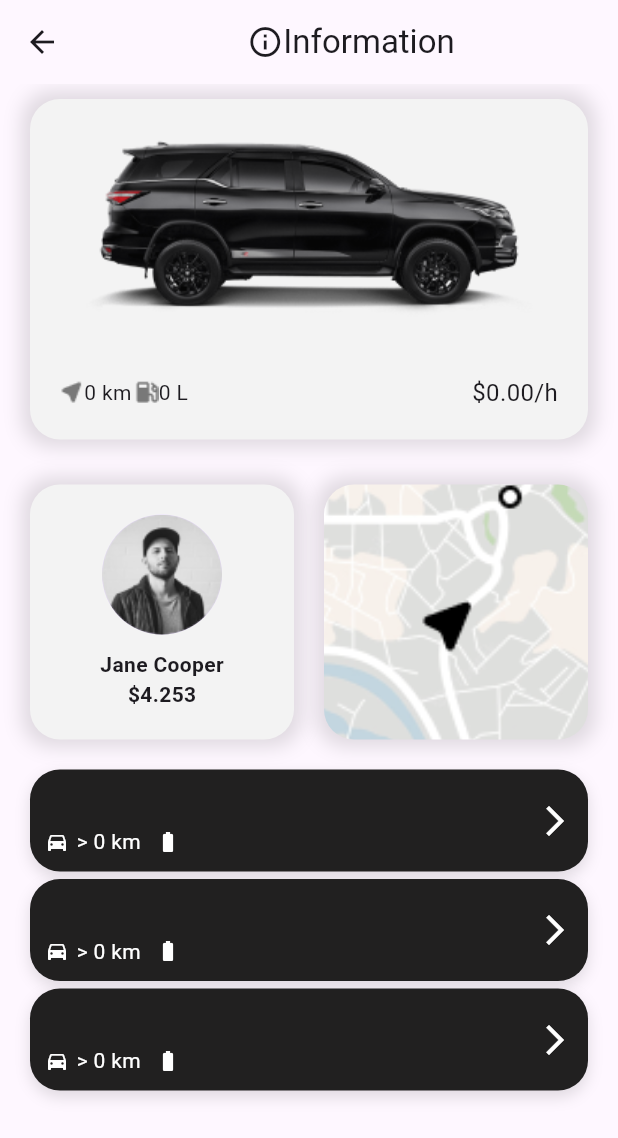
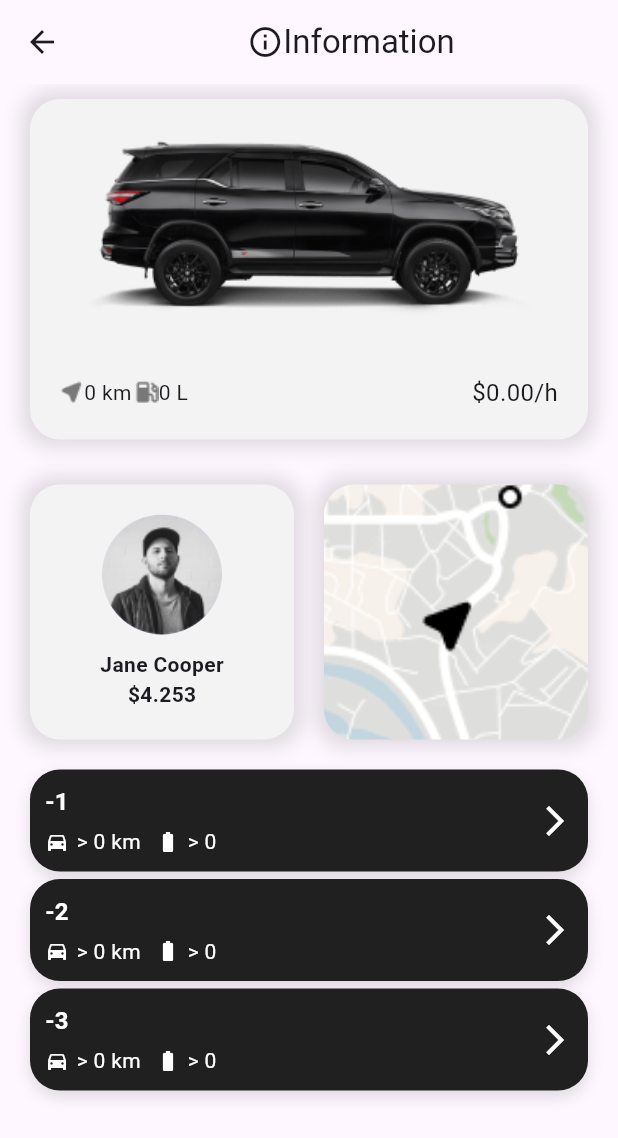
Before and after one commit to Leozin777/Car-Rental-App, a Flutter app: the CarDatailPage screen opened directly with empty values, on a phone screen of 412 x 824 dp. Shown: the top 1138 px of the screen. Run offline on Flutter 3.47's test engine with Material 3 defaults, Android fonts, the phone set to English and light mode, and no system bars; our stand-ins replace bloc, cloud_firestore, firebase_core, flutter_bloc, flutter_map, get_it and 1 more; accounts and stored records are empty.

```diff
--- a/lib/data_models/car.dart
+++ /dev/null
@@ -1,24 +0,0 @@
-class Car {
-  final String model;
-  final num distance;
-  final num fuelCapacity;
-  final num pricePerHour;
-
-  Car({required this.model, required this.distance, required this.fuelCapacity, required this.pricePerHour});
-
-  factory Car.fromJson(Map<String, dynamic> json) {
-    return Car(
-      model: json['model'],
-      distance: json['distance'],
-      fuelCapacity: json['fuelCapacity'],
-      pricePerHour: json['pricePerHour'],
-    );
-  }
-
-  Map<String, dynamic> toJson() => {
-        'model': model,
-        'distance': distance,
-        'fuelCapacity': fuelCapacity,
-        'pricePerHour': pricePerHour,
-      };
-}
--- /dev/null
+++ b/lib/domain/repositories/car_repository.dart
@@ -0,0 +1,5 @@
+import 'package:rentapp/data/models/car.dart';
+
+abstract class CarRepository {
+  Future<List<Car>> fetchCars();
+}
--- /dev/null
+++ b/lib/domain/usecases/get_cars.dart
@@ -0,0 +1,12 @@
+import 'package:rentapp/data/models/car.dart';
+import 'package:rentapp/domain/repositories/car_repository.dart';
+
+class GetCars{
+  final CarRepository _carRepository;
+
+  GetCars(this._carRepository);
+
+  Future<List<Car>> call() async {
+    return await _carRepository.fetchCars();
+  }
+}
--- /dev/null
+++ b/lib/presentation/bloc/car_bloc.dart
@@ -0,0 +1,20 @@
+import 'package:bloc/bloc.dart';
+import 'package:rentapp/domain/usecases/get_cars.dart';
+import 'package:rentapp/presentation/bloc/car_event.dart';
+import 'package:rentapp/presentation/bloc/car_state.dart';
+
+class CarBloc extends Bloc<CarEvent, CarState> {
+  final GetCars getCars;
+
+  CarBloc(this.getCars) : super(CarLoading()) {
+    on<LoadCars>((event, emit) async {
+      emit(CarLoading());
+      try {
+        final cars = await getCars();
+        emit(CarLoaded(cars));
+      } catch (e) {
+        emit(CarError(e.toString()));
+      }
+    });
+  }
+}
--- /dev/null
+++ b/lib/presentation/bloc/car_event.dart
@@ -0,0 +1,3 @@
+abstract class CarEvent {}
+
+class LoadCars extends CarEvent {}
--- /dev/null
+++ b/lib/presentation/bloc/car_state.dart
@@ -0,0 +1,17 @@
+import 'package:rentapp/data/models/car.dart';
+
+abstract class CarState {}
+
+class CarLoading extends CarState {}
+
+class CarLoaded extends CarState {
+  final List<Car> cars;
+
+  CarLoaded(this.cars);
+}
+
+class CarError extends CarState {
+  final String message;
+
+  CarError(this.message);
+}
--- a/lib/presentation/pages/car_details_page.dart
+++ b/lib/presentation/pages/car_details_page.dart
@@ -3,7 +3,7 @@ import 'package:rentapp/presentation/pages/maps_details_page.dart';
 import 'package:rentapp/presentation/widgets/car_card.dart';
 import 'package:rentapp/presentation/widgets/more_card.dart';
 
-import '../../data_models/car.dart';
+import '../../data/models/car.dart';
 
 class CarDatailPage extends StatefulWidget {
   final Car car;
@@ -126,25 +126,28 @@ class _CarDatailPageState extends State<CarDatailPage> with SingleTickerProvider
                 children: [
                   MoreCard(
                       car: Car(
-                          model: widget.car.model,
+                          model: widget.car.model + "-1",
                           distance: widget.car.distance,
                           fuelCapacity: widget.car.fuelCapacity,
-                          pricePerHour: widget.car.pricePerHour)),
-                  SizedBox(height: 5),
+                          pricePerHour: widget.car.pricePerHour + 10)),
+                  SizedBox(
+                    height: 5,
+                  ),
                   MoreCard(
                       car: Car(
-                          model: widget.car.model,
+                          model: widget.car.model + "-2",
                           distance: widget.car.distance,
                           fuelCapacity: widget.car.fuelCapacity,
-                          pricePerHour: widget.car.pricePerHour)),
-                  SizedBox(height: 5),
+                          pricePerHour: widget.car.pricePerHour + 20)),
+                  SizedBox(
+                    height: 5,
+                  ),
                   MoreCard(
                       car: Car(
-                          model: widget.car.model,
+                          model: widget.car.model + "-3",
                           distance: widget.car.distance,
                           fuelCapacity: widget.car.fuelCapacity,
-                          pricePerHour: widget.car.pricePerHour)),
-                  SizedBox(height: 5),
+                          pricePerHour: widget.car.pricePerHour + 30)),
                 ],
               ),
             )
--- a/lib/presentation/pages/maps_details_page.dart
+++ b/lib/presentation/pages/maps_details_page.dart
@@ -1,7 +1,7 @@
 import 'package:flutter/material.dart';
 import 'package:flutter_map/flutter_map.dart';
 import 'package:latlong2/latlong.dart';
-import 'package:rentapp/data_models/car.dart';
+import 'package:rentapp/data/models/car.dart';
 
 class MapsDetailsPage extends StatelessWidget {
   final Car car;
--- a/lib/presentation/widgets/car_card.dart
+++ b/lib/presentation/widgets/car_card.dart
@@ -1,6 +1,6 @@
 import 'package:flutter/material.dart';
 
-import '../../data_models/car.dart';
+import '../../data/models/car.dart';
 import '../pages/car_details_page.dart';
 
 class CarCard extends StatelessWidget {
--- a/lib/presentation/widgets/more_card.dart
+++ b/lib/presentation/widgets/more_card.dart
@@ -1,5 +1,5 @@
 import 'package:flutter/material.dart';
-import 'package:rentapp/data_models/car.dart';
+import 'package:rentapp/data/models/car.dart';
 
 class MoreCard extends StatelessWidget {
   final Car car;
@@ -44,6 +44,13 @@ class MoreCard extends StatelessWidget {
                     width: 10,
                   ),
                   Icon(Icons.battery_full, color: Colors.white, size: 16),
+                  SizedBox(
+                    width: 5,
+                  ),
+                  Text(
+                    "> ${car.fuelCapacity.toString()}",
+                    style: TextStyle(color: Colors.white, fontSize: 14),
+                  ),
                 ],
               )
             ],
--- a/pubspec.yaml
+++ b/pubspec.yaml
@@ -37,6 +37,9 @@ dependencies:
   cloud_firestore: ^5.6.2
   flutter_map: ^8.0.0
   latlong2: ^0.9.1
+  bloc: ^9.0.0
+  flutter_bloc: ^9.0.0
+  get_it: ^8.0.3
 
 dev_dependencies:
   flutter_test:
```
Also changed, not shown: lib/data/data_sources/firebase_car_data_source.dart (added, +13 -0 lines), lib/data/models/car.dart (added, +17 -0 lines), lib/data/repositories/car_repository_impl.dart (added, +14 -0 lines), lib/injection_container.dart (added, +22 -0 lines), lib/main.dart (+15 -10 lines), lib/presentation/pages/car_list_screen.dart (+25 -15 lines), pubspec.lock.
